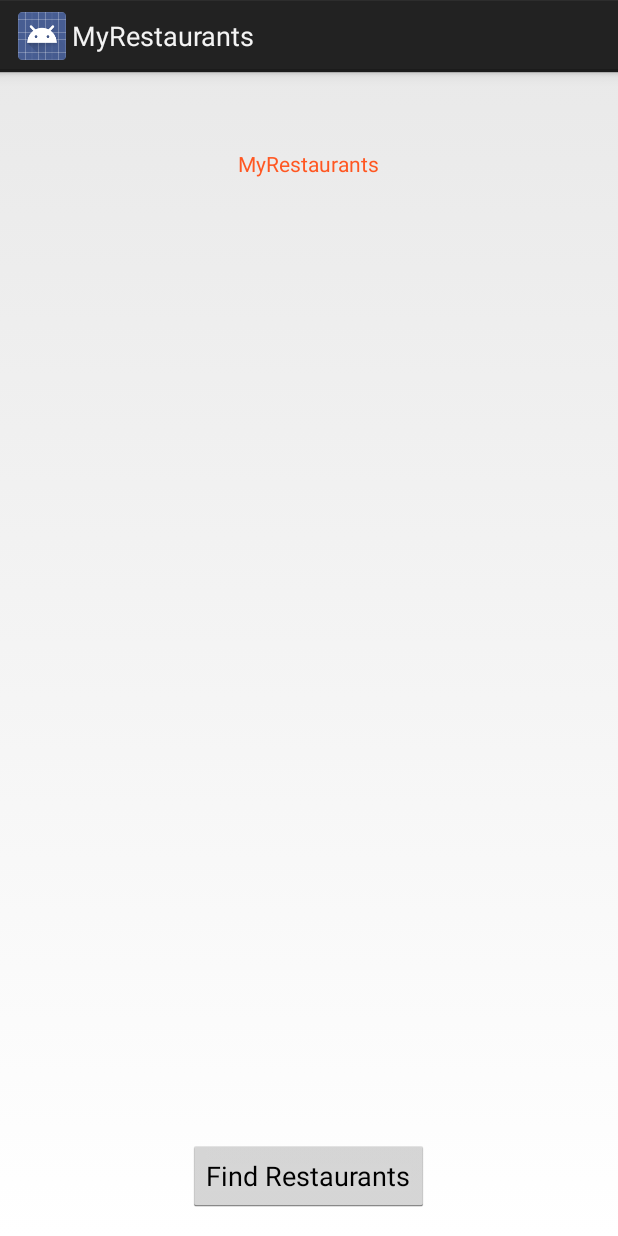
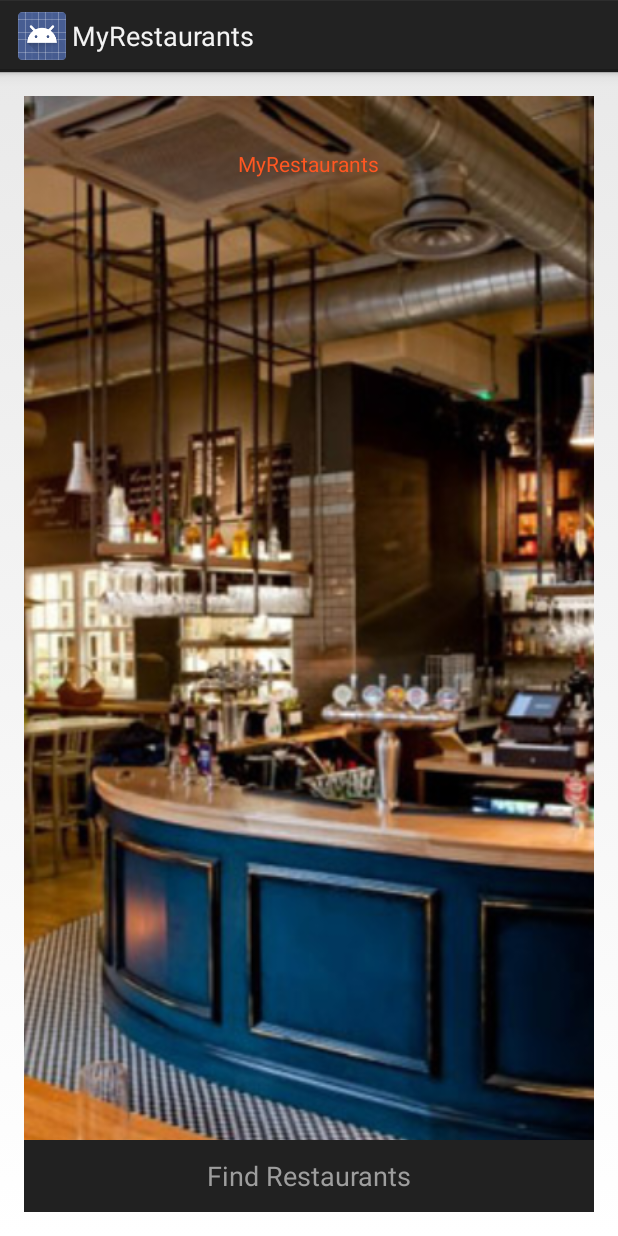
Before and after one commit to kavata9/MyRestaurants2, an Android app: the screen it shows after launch (MainActivity), on a phone screen of 412 x 824 dp. Run offline under Robolectric (Android 15) with nearby library versions, the phone set to English and light mode, and no system bars.

Commit message:
add background image

```diff
--- a/app/src/main/res/layout/activity_main.xml
+++ b/app/src/main/res/layout/activity_main.xml
@@ -8,6 +8,13 @@
     android:paddingRight="16dp"
     android:paddingTop="16dp"
     tools:context="com.restaurants.agnes.myrestaurants.MainActivity">
+
+    <ImageView
+        android:layout_width="wrap_content"
+        android:layout_height="match_parent"
+        android:id="@+id/imageView"
+        android:src="@drawable/background"
+        android:scaleType="centerCrop" />
 
     <TextView
         android:layout_width="wrap_content"
@@ -20,10 +27,12 @@
         android:textColor="@color/colorPrimary"/>
 
     <Button
-        android:layout_width="wrap_content"
+        android:layout_width="match_parent"
         android:layout_height="wrap_content"
         android:text="Find Restaurants"
         android:id="@+id/button"
+        android:background="@color/colorAccent"
+        android:textColor="@color/colorTextIcons"
         android:layout_alignParentBottom="true"
-        android:layout_centerHorizontal="true" />
+        android:layout_centerHorizontal="true"/>
 </RelativeLayout>
```
Also changed, not shown: app/src/main/res/drawable/background.jpg (added).
